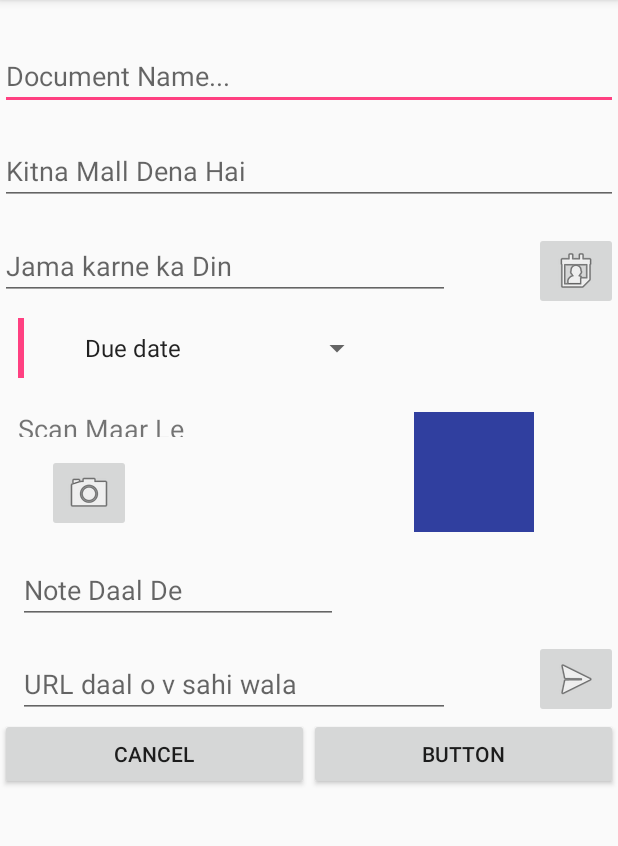
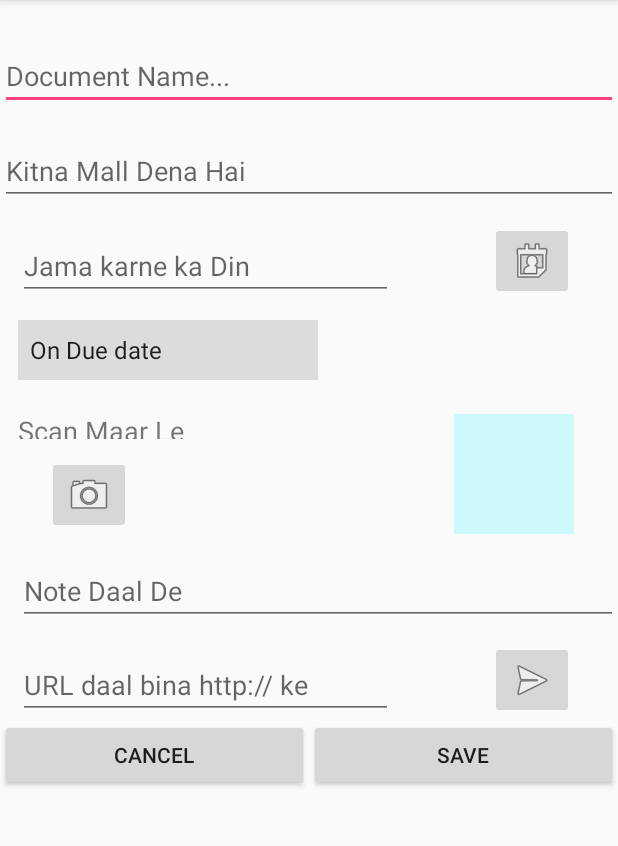
Before and after one commit to XenonAman/EditGal, an Android app: the screen it shows after launch (MainActivity), on a phone screen of 412 x 824 dp, the part 84-930 px from its top. Run offline under Robolectric (Android 15) with nearby library versions, the phone set to English and light mode, and no system bars.

Commit message:
Some UI changes

```diff
--- a/app/src/main/java/com/example/amank/edit/MainActivity.java
+++ b/app/src/main/java/com/example/amank/edit/MainActivity.java
@@ -30,8 +30,10 @@ import android.widget.Spinner;
 import android.widget.SpinnerAdapter;
 import android.widget.Toast;
 
-public class MainActivity extends AppCompatActivity {
-    String[] items = new String[] { "Due date","1 day prior", "2 day prior", "3 day prior","4 day prior","5 day prior","6 day prior","1 week prior" };
+public class MainActivity extends AppCompatActivity
+{
+
+    String[] items = new String[] { "On Due date","1 day prior", "2 day prior", "3 day prior","4 day prior","5 day prior","6 day prior","1 week prior" };
     EditText dd,url1;
     ImageButton btn,but;
     public static final int REQUEST_CAPTURE= 1;
@@ -41,13 +43,15 @@ public class MainActivity extends AppCompatActivity {
     static final int DILOG_ID = 0;
 
     @Override
-    protected void onCreate(Bundle savedInstanceState) {
+    protected void onCreate(Bundle savedInstanceState)
+    {
         super.onCreate(savedInstanceState);
         setContentView(R.layout.activity_main);
-        getWindow().setSoftInputMode(WindowManager.LayoutParams.SOFT_INPUT_ADJUST_PAN);
+        getWindow().setSoftInputMode(WindowManager.LayoutParams.SOFT_INPUT_ADJUST_PAN);     //soft keybord shift
+
         showDialogOnImageButtonClickListener();
 
-         final Calendar tarik = Calendar.getInstance();
+        final Calendar tarik = Calendar.getInstance();
         year_x =  tarik.get(Calendar.YEAR);
         month_x = tarik.get(Calendar.MONTH);
         day_x = tarik.get(Calendar.DAY_OF_MONTH);
@@ -58,13 +62,14 @@ public class MainActivity extends AppCompatActivity {
 
         url1 = (EditText)findViewById(R.id.urldala);
 
+
         if(!hasCamers()){
             but.setEnabled(false);
         }
 
+        //-----Spinner ka Code------------//
 
-        Spinner dynamicSpinner = (Spinner) findViewById(R.id.spinner);
-
+        Spinner dynamicSpinner = (Spinner)findViewById(R.id.spinner);
 
         ArrayAdapter<String> adapter = new ArrayAdapter<String>(this,
                 android.R.layout.simple_spinner_item, items);
@@ -85,12 +90,18 @@ public class MainActivity extends AppCompatActivity {
 
           }
       });
-    }
+      //--------Spinner ka Code khatam----------//
+
+    }       //--------Idher OnCreate method khatam-------------//
+
+    //--------Camera API ka CODE------------//
+
     public boolean hasCamers()
     {
         return getPackageManager().hasSystemFeature(PackageManager.FEATURE_CAMERA_ANY);
     }
-    public void showDialogOnImageButtonClickListener(){
+    public void showDialogOnImageButtonClickListener()
+    {
 
         btn = (ImageButton)findViewById(R.id.cal);
 
@@ -118,7 +129,9 @@ public class MainActivity extends AppCompatActivity {
             img1.setImageBitmap(photo);
         }
     }
+    //--------Camera API ka CODE khatam------------//
 
+    //--------Date Picker ka CODE------------//
 
 
     @Override
@@ -141,7 +154,10 @@ public class MainActivity extends AppCompatActivity {
             dd.setText(day_x +"/"+ month_x +"/" + year_x);
         }
     };
+    //--------Date Picker ka CODE khatam------------//
 
+
+    //--------Save Button ka CODE------------//
     @Override
     public boolean onCreateOptionsMenu(Menu menu) {
         getMenuInflater().inflate(R.menu.savey,menu);
@@ -149,10 +165,18 @@ public class MainActivity extends AppCompatActivity {
     }
 
     public void savekar(MenuItem item) {
+
     }
+    //--------Save Button ka CODE khatam------------//
 
-    public void webkholdia(View view) {
+
+    //--------URL Button ka CODE------------//
+
+    public void webkholdia(View view)
+    {
         Intent browserIntent  = new Intent(Intent.ACTION_VIEW, Uri.parse("http://"+url1.getText()));
         startActivity(browserIntent);
     }
-}
+
+
+}   //---ye main activity ka bracket-------//
--- a/app/src/main/res/layout/activity_main.xml
+++ b/app/src/main/res/layout/activity_main.xml
@@ -34,45 +34,37 @@
 
     <EditText
         android:id="@+id/duedatesecE"
-        android:layout_width="300dp"
+        android:layout_width="250dp"
         android:layout_height="wrap_content"
-        android:layout_alignParentLeft="true"
-        android:layout_alignParentStart="true"
-        android:layout_below="@+id/editText2"
         android:layout_marginTop="18dp"
         android:ems="10"
         android:hint="Jama karne ka Din"
-        android:inputType="date" />
+        android:inputType="date"
+        android:layout_below="@+id/editText2"
+        android:layout_alignLeft="@+id/spinner"
+        android:layout_alignStart="@+id/spinner" />
 
     <ImageButton
         android:id="@+id/cal"
         android:layout_width="wrap_content"
         android:layout_height="wrap_content"
         app:srcCompat="@android:drawable/ic_menu_my_calendar"
-        android:layout_alignTop="@+id/duedatesecE"
+        android:layout_marginRight="29dp"
+        android:layout_marginEnd="29dp"
+        android:layout_alignBottom="@+id/duedatesecE"
         android:layout_alignParentRight="true"
         android:layout_alignParentEnd="true" />
-
-    <ExpandableListView
-        android:id="@+id/expandableListView"
-        android:layout_width="4dp"
-        android:layout_height="40dp"
-        android:layout_alignLeft="@+id/textView"
-        android:layout_alignStart="@+id/textView"
-        android:layout_below="@+id/duedatesecE"
-        android:layout_marginTop="12dp"
-        android:background="@color/colorAccent" />
 
     <Spinner
         android:id="@+id/spinner"
         android:layout_width="200dp"
         android:layout_height="40dp"
-        android:layout_alignLeft="@+id/daba"
-        android:layout_alignStart="@+id/daba"
-        android:layout_alignTop="@+id/expandableListView"
-        android:layout_marginLeft="17dp"
-        android:layout_marginStart="17dp"
-        android:hint="Due Reminder" />
+        android:background="?attr/colorControlHighlight"
+        android:hint="Reminder Date"
+        android:layout_below="@+id/duedatesecE"
+        android:layout_alignLeft="@+id/textView"
+        android:layout_alignStart="@+id/textView"
+        android:layout_marginTop="13dp" />
 
     <TextView
         android:id="@+id/textView"
@@ -83,7 +75,7 @@
         android:layout_marginTop="21dp"
         android:text="Scan Maar Le"
         android:textSize="18sp"
-        android:layout_below="@+id/expandableListView"
+        android:layout_below="@+id/spinner"
         android:layout_alignParentLeft="true"
         android:layout_alignParentStart="true" />
 
@@ -104,36 +96,50 @@
         android:id="@+id/imgdikha"
         android:layout_width="80dp"
         android:layout_height="80dp"
-        app:srcCompat="@color/colorPrimaryDark"
         android:layout_alignBottom="@+id/daba"
-        android:layout_toLeftOf="@+id/cal"
-        android:layout_toStartOf="@+id/cal" />
+        android:layout_alignEnd="@+id/webkhol"
+        android:layout_alignRight="@+id/webkhol"
+        app:srcCompat="@color/colorPrimaryDark" />
 
     <EditText
         android:id="@+id/editText5"
         android:layout_width="wrap_content"
         android:layout_height="wrap_content"
+        android:layout_marginTop="15dp"
+        android:ems="10"
+        android:hint="Note Daal De"
+        android:inputType="textMultiLine"
+        android:layout_below="@+id/daba"
         android:layout_alignLeft="@+id/textView"
         android:layout_alignStart="@+id/textView"
-        android:layout_below="@+id/daba"
-        android:layout_marginTop="16dp"
-        android:ems="10"
-        android:hint="Note Daal De"
-        android:inputType="textMultiLine" />
+        android:layout_toStartOf="@+id/webkhol"
+        android:layout_alignParentRight="true"
+        android:layout_alignParentEnd="true"
+        android:layout_toLeftOf="@+id/webkhol" />
 
     <EditText
         android:id="@+id/urldala"
-        android:layout_width="wrap_content"
+        android:layout_width="match_parent"
         android:layout_height="wrap_content"
         android:layout_alignLeft="@+id/editText5"
         android:layout_alignStart="@+id/editText5"
         android:layout_below="@+id/editText5"
         android:layout_marginTop="17dp"
         android:ems="10"
-        android:hint="URL daal o v sahi wala"
+        android:hint="URL daal bina http:// ke"
         android:inputType="textPersonName"
         android:layout_alignRight="@+id/duedatesecE"
         android:layout_alignEnd="@+id/duedatesecE" />
+
+    <ImageButton
+        android:id="@+id/webkhol"
+        android:layout_width="wrap_content"
+        android:layout_height="wrap_content"
+        android:onClick="webkholdia"
+        app:srcCompat="@android:drawable/ic_menu_send"
+        android:layout_above="@+id/linearLayout"
+        android:layout_alignLeft="@+id/cal"
+        android:layout_alignStart="@+id/cal" />
 
     <LinearLayout
         android:layout_width="match_parent"
@@ -157,18 +163,10 @@
             android:layout_width="wrap_content"
             android:layout_height="wrap_content"
             android:layout_weight="1"
-            android:text="Button" />
+            android:text="Save" />
     </LinearLayout>
 
-    <ImageButton
-        android:id="@+id/webkhol"
-        android:layout_width="wrap_content"
-        android:layout_height="wrap_content"
-        android:onClick="webkholdia"
-        android:layout_above="@+id/linearLayout"
-        android:layout_toEndOf="@+id/imgdikha"
-        android:layout_toRightOf="@+id/imgdikha"
-        app:srcCompat="@android:drawable/ic_menu_send" />
+
 
 
 
--- a/app/src/main/res/values/colors.xml
+++ b/app/src/main/res/values/colors.xml
@@ -1,6 +1,6 @@
 <?xml version="1.0" encoding="utf-8"?>
 <resources>
     <color name="colorPrimary">#3F51B5</color>
-    <color name="colorPrimaryDark">#303F9F</color>
-    <color name="colorAccent">#FF4081</color>
+    <color name="colorPrimaryDark">#cbf9fc</color>
+    <color name="colorAccent">#ff4081</color>
 </resources>
```
